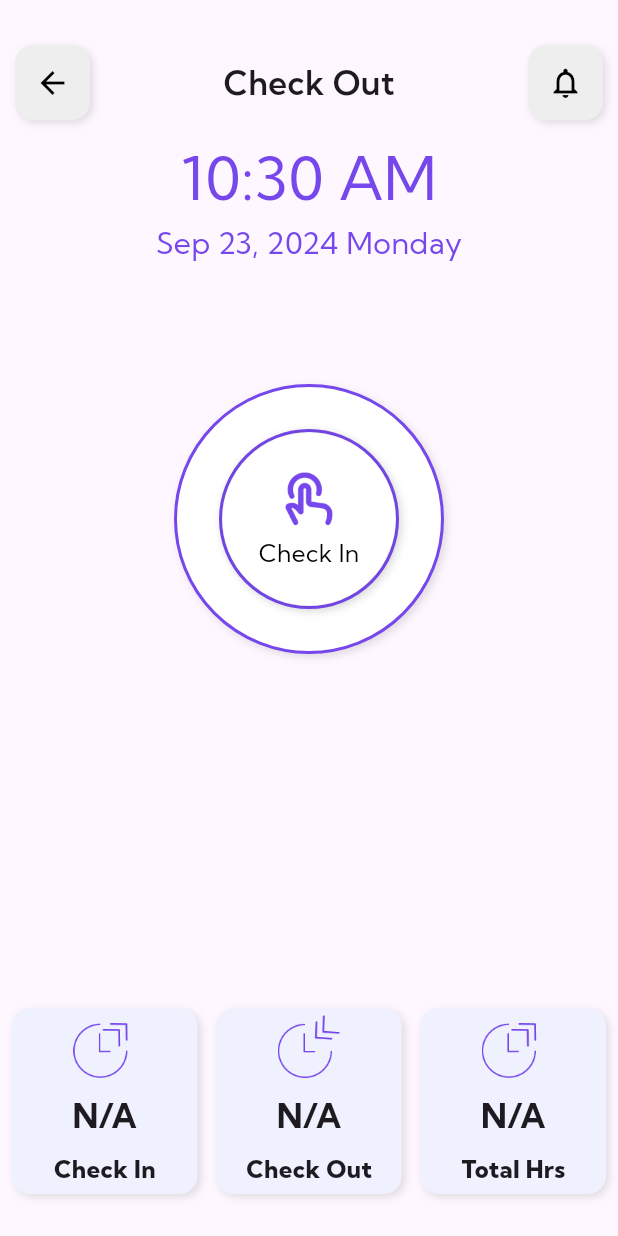
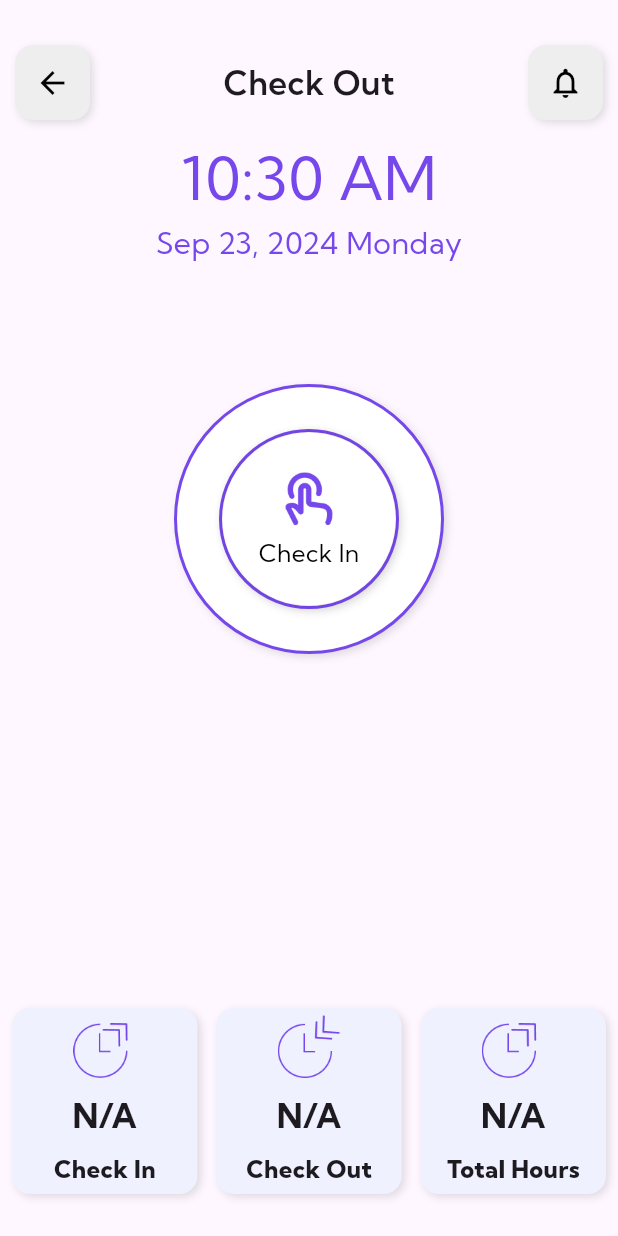
Before and after one commit to HaroonQuaidTech/attendance_app, a Flutter app: the CheckinScreen screen opened by its route, on a phone screen of 412 x 824 dp. Run offline on Flutter 3.47's test engine with Material 3 defaults, Android fonts, the phone set to English and light mode, and no system bars; our stand-ins replace carousel_slider, cloud_firestore, firebase_auth, firebase_core, firebase_storage, fl_chart and 5 more; missing offline and left inert: draggable_fab; accounts and stored records are empty.

Commit message:
few changes

```diff
--- a/lib/screens/Checkin.dart
+++ b/lib/screens/Checkin.dart
@@ -673,7 +673,7 @@ class _CheckinScreenState extends State<CheckinScreen> {
                                             fontWeight: FontWeight.bold),
                                       ),
                                       Text(
-                                        'Total Hrs',
+                                        'Total Hours',
                                         style: TextStyle(
                                             fontSize: 16,
                                             fontWeight: FontWeight.w800),
```
